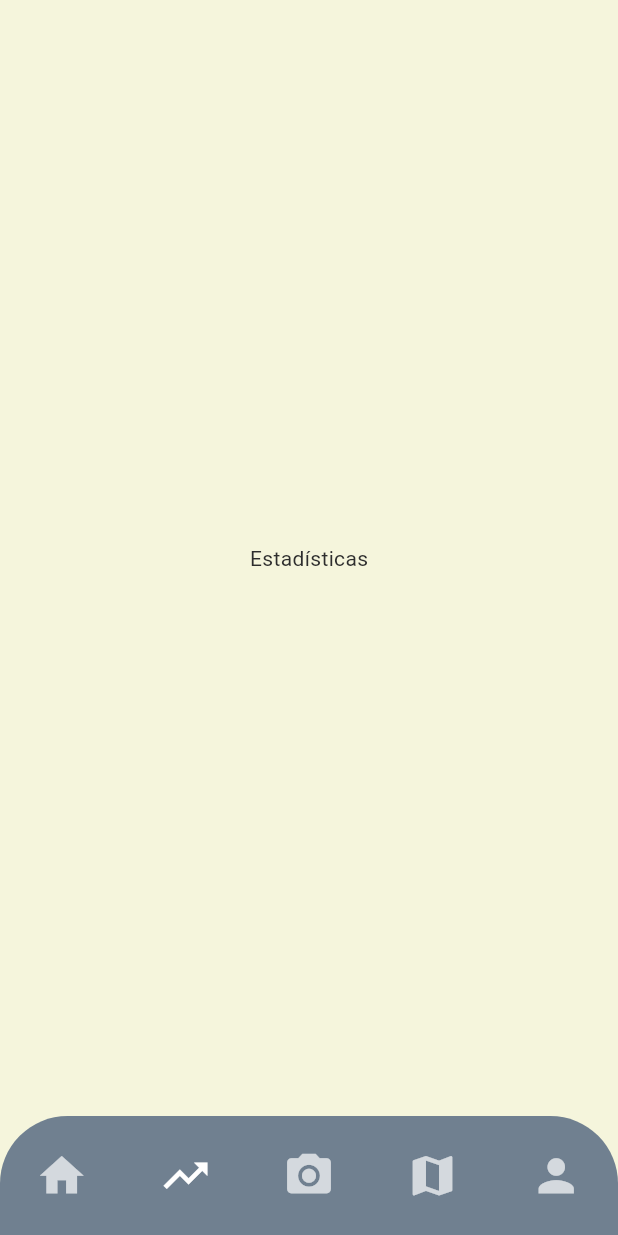
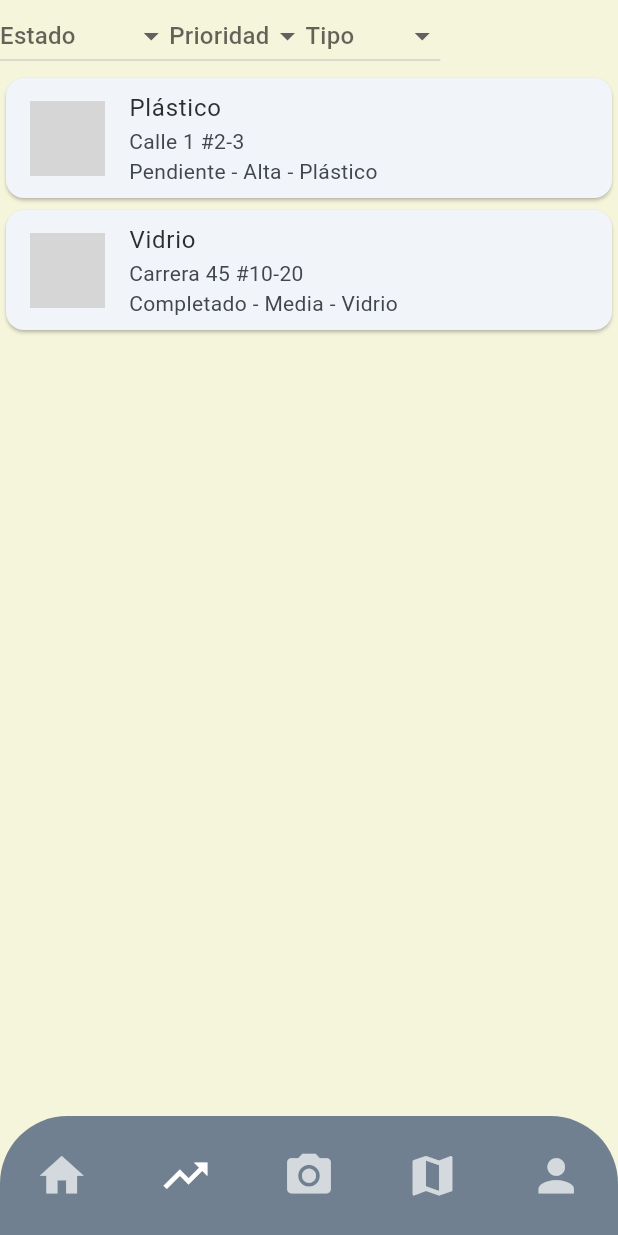
Before and after one commit to MiguelVN7/Proyecto2, a Flutter app: the screen it shows after launch, item 2 of the bottom bar chosen, on a phone screen of 412 x 824 dp. Run offline on Flutter 3.47's test engine with Material 3 defaults, Android fonts, the light colour scheme and no system bars; our stand-ins replace camera, geolocator, google_maps_flutter, package_info_plus; network calls fail; grey boxes are pictures that could not be loaded.

Commit message:
Se agregó la pantalla de mapa (MapaReportesScreen) y pantalla de estadisticas(ListaReportesScreen) y se integró en el BottomNavigationBar

```diff
--- a/frontend/lib/main.dart
+++ b/frontend/lib/main.dart
@@ -2,6 +2,9 @@
 import 'package:package_info_plus/package_info_plus.dart';
 import 'camera_screen.dart';
 import 'colors.dart';
+import 'models/reporte.dart';
+import 'screens/mapa_reportes_screen.dart';
+import 'screens/lista_reportes_screen.dart';
 
 void main() {
   runApp(const EcoTrackApp());
@@ -23,6 +26,33 @@
   }
 }
 
+// Datos de ejemplo para los reportes
+final List<Reporte> reportesEjemplo = [
+  Reporte(
+    id: '1',
+    fotoUrl: 'https://images.unsplash.com/photo-1464983953574-0892a716854b?auto=format&fit=crop&w=100&q=80',
+    ubicacion: 'Calle 1 #2-3',
+    clasificacion: 'Plástico',
+    estado: 'Pendiente',
+    prioridad: 'Alta',
+    tipoResiduo: 'Plástico',
+    lat: 6.244203,
+    lng: -75.581212,
+  ),
+  Reporte(
+    id: '2',
+    fotoUrl: 'https://images.unsplash.com/photo-1519125323398-675f0ddb6308?auto=format&fit=crop&w=100&q=80',
+    ubicacion: 'Carrera 45 #10-20',
+    clasificacion: 'Vidrio',
+    estado: 'Completado',
+    prioridad: 'Media',
+    tipoResiduo: 'Vidrio',
+    lat: 6.250000,
+    lng: -75.570000,
+  ),
+  // Se pueden añadir más reportes de ejemplo aquí
+];
+
 class MainScreen extends StatefulWidget {
   const MainScreen({super.key});
 
@@ -35,9 +65,9 @@
 
   final List<Widget> _screens = [
     const HomeScreen(),
-    const Center(child: Text('Estadísticas')), // Placeholder
-    const HomeScreen(), // Placeholder for camera (will navigate to separate screen)
-    const Center(child: Text('Mapa')), // Placeholder
+    ListaReportesScreen(reportes: reportesEjemplo), // Lista de reportes (ítem del rayo)
+    const HomeScreen(), // Placeholder para cámara (se navega aparte)
+    MapaReportesScreen(reportes: reportesEjemplo), // Mapa de reportes
     const Center(child: Text('Perfil')), // Placeholder
   ];
 
--- /dev/null
+++ b/frontend/lib/models/reporte.dart
@@ -0,0 +1,25 @@
+// Se crea un modelo para los reportes
+
+class Reporte {
+  final String id;
+  final String fotoUrl;
+  final String ubicacion;
+  final String clasificacion;
+  final String estado;
+  final String prioridad;
+  final String tipoResiduo;
+  final double lat;
+  final double lng;
+
+  Reporte({
+    required this.id,
+    required this.fotoUrl,
+    required this.ubicacion,
+    required this.clasificacion,
+    required this.estado,
+    required this.prioridad,
+    required this.tipoResiduo,
+    required this.lat,
+    required this.lng,
+  });
+}
--- /dev/null
+++ b/frontend/lib/screens/lista_reportes_screen.dart
@@ -0,0 +1,77 @@
+// Se crea una pantalla para listar los reportes con filtros
+
+import 'package:flutter/material.dart';
+import '../models/reporte.dart';
+
+class ListaReportesScreen extends StatefulWidget {
+  final List<Reporte> reportes;
+  const ListaReportesScreen({super.key, required this.reportes});
+
+  @override
+  State<ListaReportesScreen> createState() => _ListaReportesScreenState();
+}
+
+class _ListaReportesScreenState extends State<ListaReportesScreen> {
+  String? estado;
+  String? prioridad;
+  String? tipoResiduo;
+
+  @override
+  Widget build(BuildContext context) {
+    var filtrados = widget.reportes.where((r) {
+      if (estado != null && r.estado != estado) return false;
+      if (prioridad != null && r.prioridad != prioridad) return false;
+      if (tipoResiduo != null && r.tipoResiduo != tipoResiduo) return false;
+      return true;
+    }).toList();
+
+    return Column(
+      children: [
+        // Filtros
+        Row(
+          children: [
+            DropdownButton<String>(
+              hint: const Text('Estado'),
+              value: estado,
+              items: ['Pendiente', 'En proceso', 'Completado']
+                  .map((e) => DropdownMenuItem(value: e, child: Text(e)))
+                  .toList(),
+              onChanged: (v) => setState(() => estado = v),
+            ),
+            DropdownButton<String>(
+              hint: const Text('Prioridad'),
+              value: prioridad,
+              items: ['Alta', 'Media', 'Baja']
+                  .map((e) => DropdownMenuItem(value: e, child: Text(e)))
+                  .toList(),
+              onChanged: (v) => setState(() => prioridad = v),
+            ),
+            DropdownButton<String>(
+              hint: const Text('Tipo'),
+              value: tipoResiduo,
+              items: ['Plástico', 'Orgánico', 'Vidrio']
+                  .map((e) => DropdownMenuItem(value: e, child: Text(e)))
+                  .toList(),
+              onChanged: (v) => setState(() => tipoResiduo = v),
+            ),
+          ],
+        ),
+        Expanded(
+          child: ListView.builder(
+            itemCount: filtrados.length,
+            itemBuilder: (context, i) {
+              final r = filtrados[i];
+              return Card(
+                child: ListTile(
+                  leading: Image.network(r.fotoUrl, width: 50, height: 50, fit: BoxFit.cover),
+                  title: Text(r.clasificacion),
+                  subtitle: Text('${r.ubicacion}\n${r.estado} - ${r.prioridad} - ${r.tipoResiduo}'),
+                ),
+              );
+            },
+          ),
+        ),
+      ],
+    );
+  }
+}
--- /dev/null
+++ b/frontend/lib/screens/mapa_reportes_screen.dart
@@ -0,0 +1,30 @@
+// Se crea una pantalla para mostrar los reportes en un mapa
+
+import 'package:flutter/material.dart';
+import 'package:google_maps_flutter/google_maps_flutter.dart';
+import '../models/reporte.dart';
+
+class MapaReportesScreen extends StatelessWidget {
+  final List<Reporte> reportes;
+  const MapaReportesScreen({super.key, required this.reportes});
+
+  @override
+  Widget build(BuildContext context) {
+    return GoogleMap(
+      initialCameraPosition: CameraPosition(
+        target: LatLng(reportes.first.lat, reportes.first.lng),
+        zoom: 12,
+      ),
+      markers: reportes
+          .map((r) => Marker(
+                markerId: MarkerId(r.id),
+                position: LatLng(r.lat, r.lng),
+                infoWindow: InfoWindow(
+                  title: r.clasificacion,
+                  snippet: r.ubicacion,
+                ),
+              ))
+          .toSet(),
+    );
+  }
+}
--- a/frontend/pubspec.yaml
+++ b/frontend/pubspec.yaml
@@ -30,6 +30,7 @@
 dependencies:
   flutter:
     sdk: flutter
+  google_maps_flutter: ^2.5.3
   camera: ^0.11.2
   geolocator: ^14.0.2
   path_provider: ^2.1.5
```
